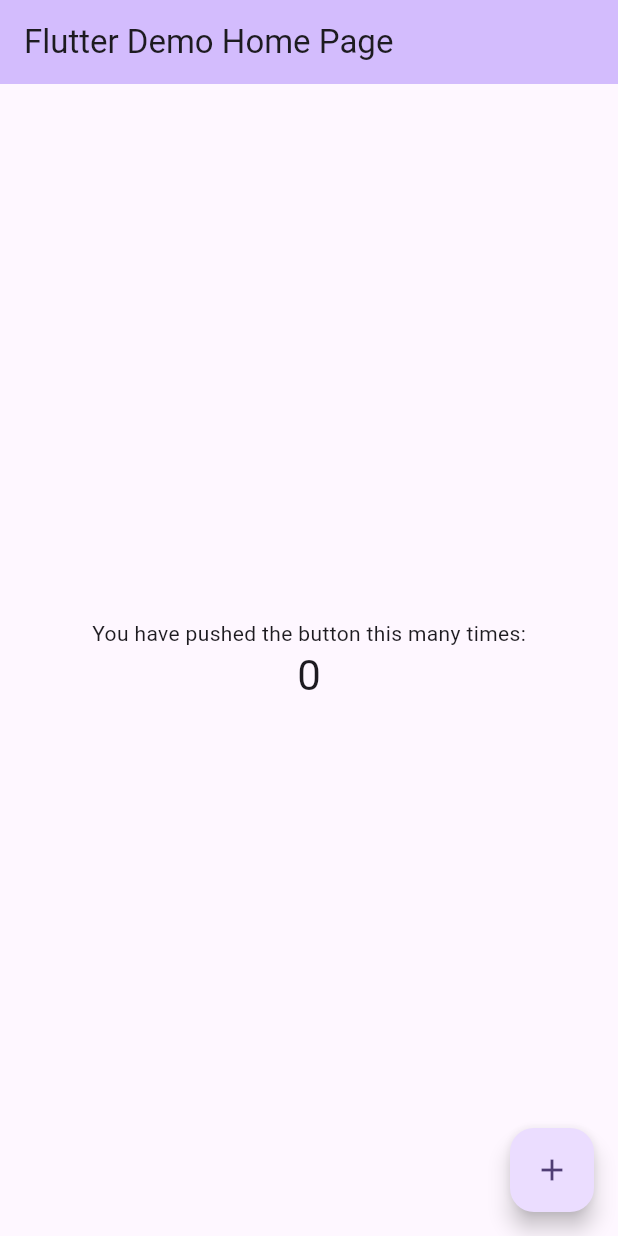
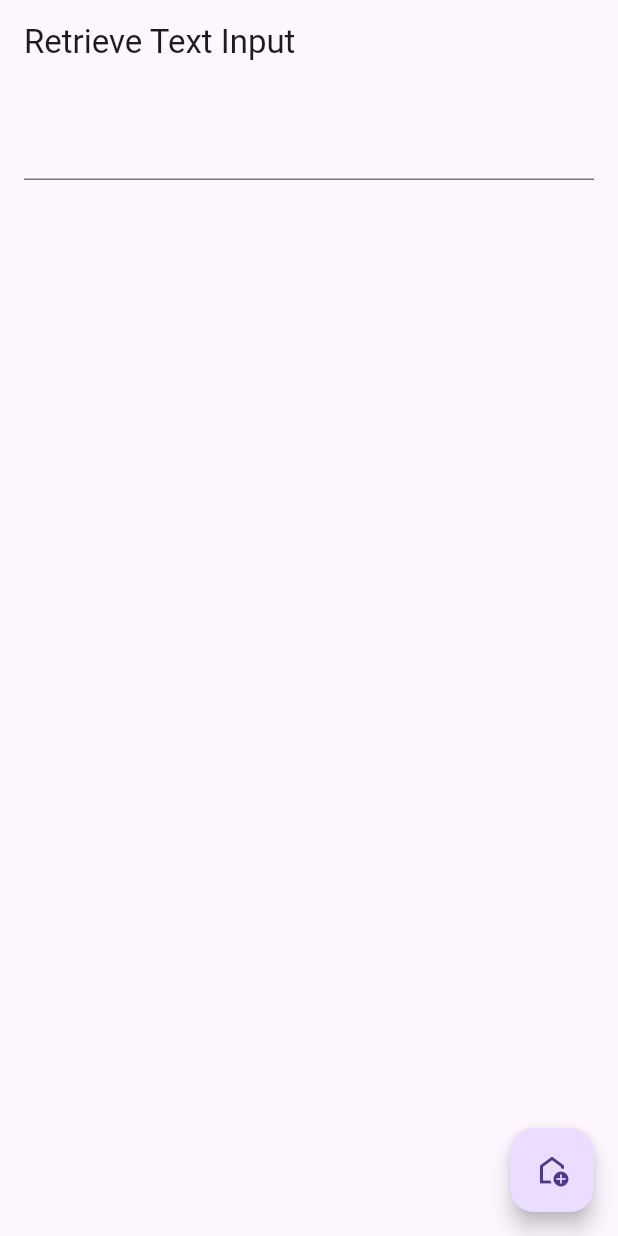
Before and after one commit to sereneheart888/Flutter-Retrieve-Text, a Flutter app: the screen it shows after launch, on a phone screen of 412 x 824 dp. Run offline on Flutter 3.47's test engine with Material 3 defaults, Android fonts, the phone set to English and light mode, and no system bars.

Commit message:
[A] Retrieve text

```diff
--- a/flutter_retrieve_text/lib/main.dart
+++ b/flutter_retrieve_text/lib/main.dart
@@ -7,119 +7,57 @@ void main() {
 class MyApp extends StatelessWidget {
   const MyApp({super.key});
 
-  // This widget is the root of your application.
   @override
   Widget build(BuildContext context) {
-    return MaterialApp(
-      title: 'Flutter Demo',
-      theme: ThemeData(
-        // This is the theme of your application.
-        //
-        // TRY THIS: Try running your application with "flutter run". You'll see
-        // the application has a purple toolbar. Then, without quitting the app,
-        // try changing the seedColor in the colorScheme below to Colors.green
-        // and then invoke "hot reload" (save your changes or press the "hot
-        // reload" button in a Flutter-supported IDE, or press "r" if you used
-        // the command line to start the app).
-        //
-        // Notice that the counter didn't reset back to zero; the application
-        // state is not lost during the reload. To reset the state, use hot
-        // restart instead.
-        //
-        // This works for code too, not just values: Most code changes can be
-        // tested with just a hot reload.
-        colorScheme: ColorScheme.fromSeed(seedColor: Colors.deepPurple),
-        useMaterial3: true,
-      ),
-      home: const MyHomePage(title: 'Flutter Demo Home Page'),
+    return const MaterialApp(
+      title: 'Retrieve Text Input',
+      home: MyCustomForm(),
     );
   }
 }
 
-class MyHomePage extends StatefulWidget {
-  const MyHomePage({super.key, required this.title});
-
-  // This widget is the home page of your application. It is stateful, meaning
-  // that it has a State object (defined below) that contains fields that affect
-  // how it looks.
-
-  // This class is the configuration for the state. It holds the values (in this
-  // case the title) provided by the parent (in this case the App widget) and
-  // used by the build method of the State. Fields in a Widget subclass are
-  // always marked "final".
-
-  final String title;
+class MyCustomForm extends StatefulWidget {
+  const MyCustomForm({super.key});
 
   @override
-  State<MyHomePage> createState() => _MyHomePageState();
+  State<MyCustomForm> createState() => _MyCustomFormState();
 }
 
-class _MyHomePageState extends State<MyHomePage> {
-  int _counter = 0;
+class _MyCustomFormState extends State<MyCustomForm> {
+  final myController = TextEditingController();
 
-  void _incrementCounter() {
-    setState(() {
-      // This call to setState tells the Flutter framework that something has
-      // changed in this State, which causes it to rerun the build method below
-      // so that the display can reflect the updated values. If we changed
-      // _counter without calling setState(), then the build method would not be
-      // called again, and so nothing would appear to happen.
-      _counter++;
-    });
+  @override
+  void dispose() {
+    myController.dispose();
+    super.dispose();
   }
 
   @override
   Widget build(BuildContext context) {
-    // This method is rerun every time setState is called, for instance as done
-    // by the _incrementCounter method above.
-    //
-    // The Flutter framework has been optimized to make rerunning build methods
-    // fast, so that you can just rebuild anything that needs updating rather
-    // than having to individually change instances of widgets.
     return Scaffold(
       appBar: AppBar(
-        // TRY THIS: Try changing the color here to a specific color (to
-        // Colors.amber, perhaps?) and trigger a hot reload to see the AppBar
-        // change color while the other colors stay the same.
-        backgroundColor: Theme.of(context).colorScheme.inversePrimary,
-        // Here we take the value from the MyHomePage object that was created by
-        // the App.build method, and use it to set our appbar title.
-        title: Text(widget.title),
+        title: const Text('Retrieve Text Input'),
       ),
-      body: Center(
-        // Center is a layout widget. It takes a single child and positions it
-        // in the middle of the parent.
-        child: Column(
-          // Column is also a layout widget. It takes a list of children and
-          // arranges them vertically. By default, it sizes itself to fit its
-          // children horizontally, and tries to be as tall as its parent.
-          //
-          // Column has various properties to control how it sizes itself and
-          // how it positions its children. Here we use mainAxisAlignment to
-          // center the children vertically; the main axis here is the vertical
-          // axis because Columns are vertical (the cross axis would be
-          // horizontal).
-          //
-          // TRY THIS: Invoke "debug painting" (choose the "Toggle Debug Paint"
-          // action in the IDE, or press "p" in the console), to see the
-          // wireframe for each widget.
-          mainAxisAlignment: MainAxisAlignment.center,
-          children: <Widget>[
-            const Text(
-              'You have pushed the button this many times:',
-            ),
-            Text(
-              '$_counter',
-              style: Theme.of(context).textTheme.headlineMedium,
-            ),
-          ],
+      body: Padding(
+        padding: const EdgeInsets.all(16),
+        child: TextField(
+          controller: myController,
         ),
       ),
       floatingActionButton: FloatingActionButton(
-        onPressed: _incrementCounter,
-        tooltip: 'Increment',
-        child: const Icon(Icons.add),
-      ), // This trailing comma makes auto-formatting nicer for build methods.
+        onPressed: () {
+          showDialog(
+            context: context,
+            builder: (context) {
+              return AlertDialog(
+                content: Text(myController.text),
+              );
+            },
+          );
+        },
+        tooltip: 'Show me the value!',
+        child: const Icon(Icons.add_home_outlined),
+      ),
     );
   }
 }
```
